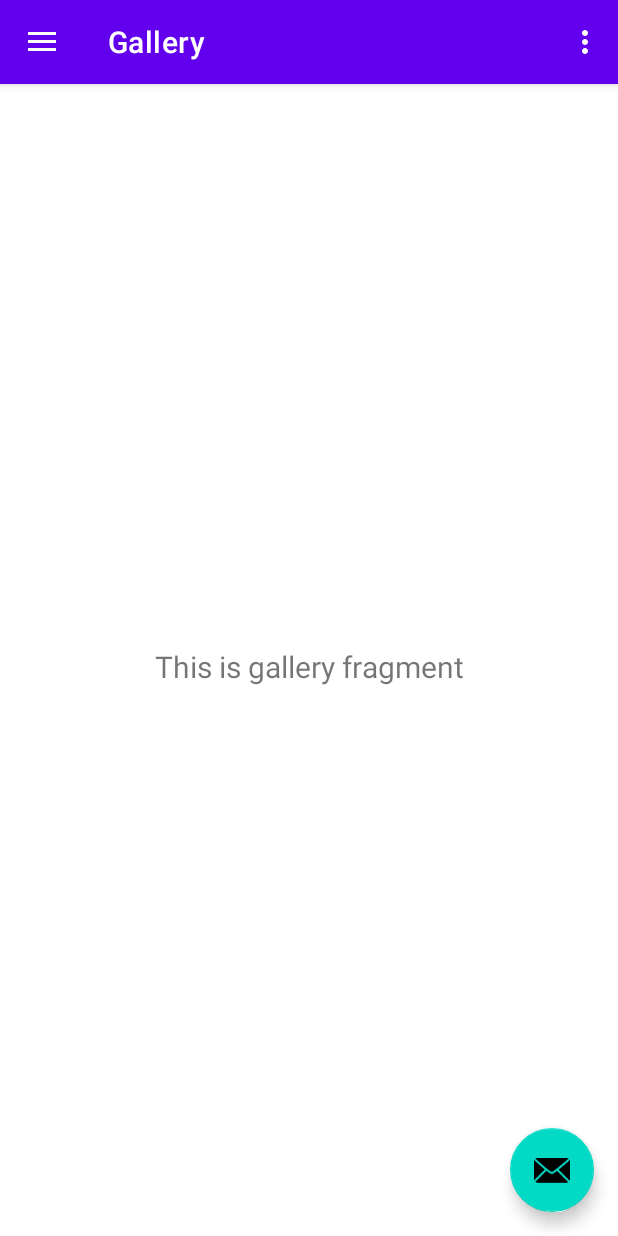
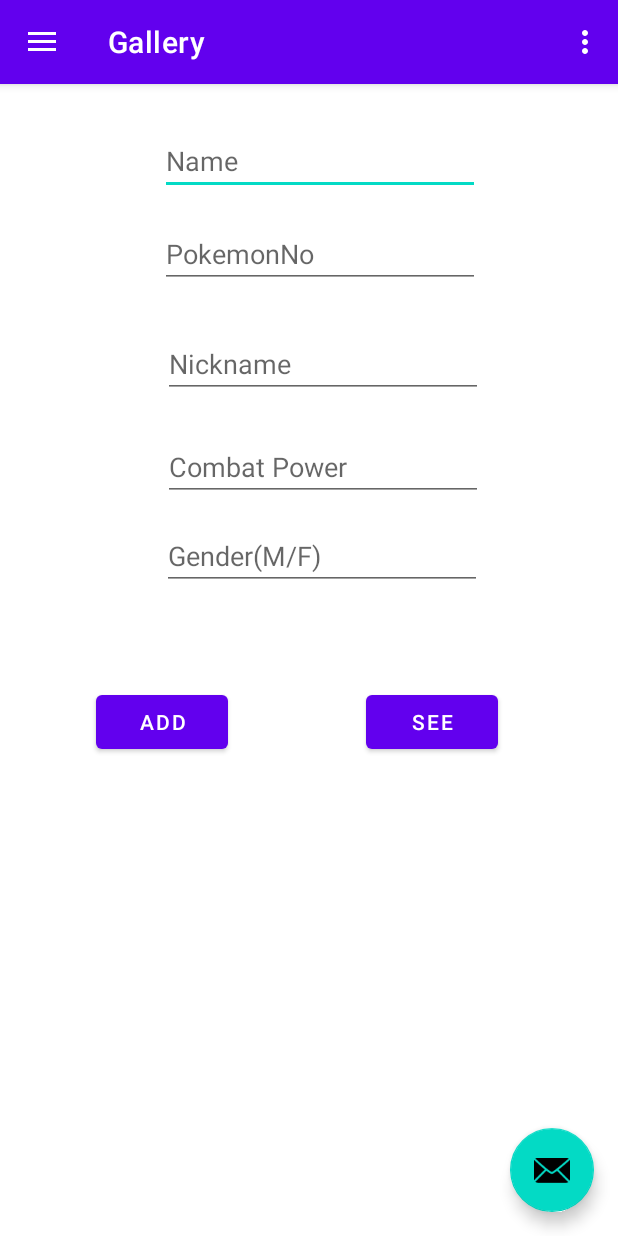
Before and after one commit to AndreiNona/PokeWorld, an Android app: the screen it shows after launch once a user with an empty profile is signed in (MainActivity), in the side drawer, after a tap on "Gallery", on a phone screen of 412 x 824 dp. Run offline under Robolectric (Android 15) with nearby library versions, the phone set to English and light mode, and no system bars; our stand-ins replace Firebase (no records; nobody signed in at launch, a user with empty details on screens opened directly), Room's generated code, navigation-ui.

Commit message:
Add pokemon with Room impl

```diff
--- /dev/null
+++ b/app/src/main/java/and/andrei/pokeworld/DAO/ItemDao.java
@@ -0,0 +1,28 @@
+package and.andrei.pokeworld.DAO;
+
+import androidx.lifecycle.LiveData;
+import androidx.room.Dao;
+import androidx.room.Delete;
+import androidx.room.Insert;
+import androidx.room.Query;
+import androidx.room.Update;
+
+import java.util.List;
+
+import and.andrei.pokeworld.model.Item;
+import and.andrei.pokeworld.model.Pokemon;
+
+@Dao
+public interface ItemDao {
+    @Insert
+    void insert(Item item);
+
+    @Update
+    void update(Item item);
+
+    @Delete
+    void delete(Item item);
+
+    @Query("SELECT * FROM item_table ORDER BY name")
+    LiveData<List<Item>> getAllItems();
+}
--- /dev/null
+++ b/app/src/main/java/and/andrei/pokeworld/DAO/PokeWorldDataBase.java
@@ -0,0 +1,26 @@
+package and.andrei.pokeworld.DAO;
+
+import android.content.Context;
+
+import androidx.room.Database;
+import androidx.room.Room;
+import androidx.room.RoomDatabase;
+
+import and.andrei.pokeworld.model.Item;
+import and.andrei.pokeworld.model.Pokemon;
+
+@Database(entities = {Pokemon.class, Item.class},version = 3, exportSchema = false)
+public abstract class PokeWorldDataBase extends RoomDatabase {
+
+    private static PokeWorldDataBase instance;
+    public abstract PokemonDao pokemonDao();
+    public abstract ItemDao itemDao();
+
+    public static synchronized PokeWorldDataBase getInstance(Context context){
+        if (instance == null){
+            instance= Room.databaseBuilder(context.getApplicationContext(),PokeWorldDataBase.class,"PokeWorld_database")
+                    .fallbackToDestructiveMigration().build();
+        }
+        return instance;
+    }
+}
--- /dev/null
+++ b/app/src/main/java/and/andrei/pokeworld/DAO/PokemonDao.java
@@ -0,0 +1,28 @@
+package and.andrei.pokeworld.DAO;
+
+import androidx.lifecycle.LiveData;
+import androidx.room.Dao;
+import androidx.room.Delete;
+import androidx.room.Insert;
+import androidx.room.Query;
+import androidx.room.Update;
+
+import java.util.List;
+
+import and.andrei.pokeworld.model.Pokemon;
+@Dao
+public interface PokemonDao {
+
+    @Insert
+    void insert(Pokemon pokemon);
+
+    @Update
+    void update(Pokemon pokemon);
+
+    @Delete
+    void delete(Pokemon pokemon);
+
+    @Query("SELECT * FROM pokemon_table ORDER BY CP DESC")
+    LiveData<List<Pokemon>> getAllPokemon();
+
+}
--- /dev/null
+++ b/app/src/main/java/and/andrei/pokeworld/DAO/PokemonRepository.java
@@ -0,0 +1,49 @@
+package and.andrei.pokeworld.DAO;
+
+import android.app.Application;
+
+import androidx.lifecycle.LiveData;
+
+import java.util.List;
+import java.util.concurrent.ExecutorService;
+import java.util.concurrent.Executors;
+
+import and.andrei.pokeworld.model.Pokemon;
+
+public class PokemonRepository implements PokemonDao{
+
+    private final PokemonDao pokemonDao;
+    private static  PokemonRepository instance;
+    private LiveData<List<Pokemon>> allPokemon;
+    private final ExecutorService executorService;
+
+    private PokemonRepository(Application application){
+        PokeWorldDataBase dataBase = PokeWorldDataBase.getInstance(application);
+        pokemonDao = dataBase.pokemonDao();
+        allPokemon = pokemonDao.getAllPokemon();
+        executorService = Executors.newFixedThreadPool(2);
+    }
+
+    public static synchronized PokemonRepository getInstance(Application application){
+        if (instance==null){
+            instance = new PokemonRepository(application);
+        }
+        return instance;
+    }
+    public LiveData<List<Pokemon>> getAllPokemon(){
+        return allPokemon;
+    }
+    public void insert(Pokemon pokemon){
+        executorService.execute(() -> pokemonDao.insert(pokemon));
+    }
+
+    @Override
+    public void update(Pokemon pokemon) {
+        executorService.execute(() -> pokemonDao.update(pokemon));
+    }
+
+    @Override
+    public void delete(Pokemon pokemon) {
+        executorService.execute(() -> pokemonDao.delete(pokemon));
+    }
+}
--- a/app/src/main/java/and/andrei/pokeworld/model/Pokemon.java
+++ b/app/src/main/java/and/andrei/pokeworld/model/Pokemon.java
@@ -1,18 +1,33 @@
 package and.andrei.pokeworld.model;
 
+import androidx.room.Entity;
+import androidx.room.ForeignKey;
+import androidx.room.Ignore;
+import androidx.room.PrimaryKey;
+
+@Entity(tableName = "pokemon_table")
 public class Pokemon {
+    @PrimaryKey(autoGenerate = true)
     private long id;
     private String name;
     private int pokedexNumber;
     private String nickname;
-    private double CP; //Combat power
+    private int CP; //Combat power
     private char gender;
 
+    @Ignore
     public Pokemon() {
     }
+    @Ignore
+    public Pokemon(String name, int pokedexNumber, String nickname) {
+        this.name = name;
+        this.pokedexNumber = pokedexNumber;
+        this.nickname = nickname;
+        //this.CP = CP;
+        //this.gender = gender;
+    }
 
-    public Pokemon(long id, String name, int pokedexNumber, String nickname, double CP, char gender) {
-        this.id = id;
+    public Pokemon( String name, int pokedexNumber, String nickname, int CP, char gender) {
         this.name = name;
         this.pokedexNumber = pokedexNumber;
         this.nickname = nickname;
@@ -54,11 +69,11 @@ public class Pokemon {
         this.nickname = nickname;
     }
 
-    public double getCP() {
+    public int getCP() {
         return CP;
     }
 
-    public void setCP(double CP) {
+    public void setCP(int CP) {
         this.CP = CP;
     }
 
--- /dev/null
+++ b/app/src/main/java/and/andrei/pokeworld/ui/gallery/AddPokemonFragment.java
@@ -0,0 +1,97 @@
+package and.andrei.pokeworld.ui.gallery;
+
+import android.os.Bundle;
+import android.view.LayoutInflater;
+import android.view.View;
+import android.view.ViewGroup;
+import android.widget.Button;
+import android.widget.EditText;
+import android.widget.TextView;
+import android.widget.Toast;
+
+import androidx.annotation.NonNull;
+import androidx.fragment.app.Fragment;
+import androidx.lifecycle.ViewModelProvider;
+
+import and.andrei.pokeworld.R;
+import and.andrei.pokeworld.databinding.FragmentAddpokemonBinding;
+import and.andrei.pokeworld.model.Pokemon;
+import and.andrei.pokeworld.viewModel.AddPokemonViewModel;
+
+public class AddPokemonFragment extends Fragment {
+
+    private FragmentAddpokemonBinding binding;
+    private AddPokemonViewModel addPokemonViewModel;
+    private Pokemon placeholderPokemon;
+
+    private EditText name,number,nickname,cp,gender;
+    private Button addPokemon, seeLatest;
+
+    private TextView message;
+
+    public void onViewCreated(@NonNull View view, @NonNull Bundle savedInstanceState){
+        super.onViewCreated(view,savedInstanceState);
+        addPokemonViewModel = new ViewModelProvider(getActivity()).get(AddPokemonViewModel.class);
+        initializeViews(view);
+        placeholderPokemon = new Pokemon();
+    }
+    private void initializeViews(View view){
+        name = view.findViewById(R.id.edit_text_name);
+        number = view.findViewById(R.id.edit_text_pokedexNumber);
+        nickname = view.findViewById(R.id.edit_text_nickname);
+        cp = view.findViewById(R.id.edit_text_CP);
+        gender = view.findViewById(R.id.edit_text_gender);
+        message=view.findViewById(R.id.text_message);
+        addPokemon = view.findViewById(R.id.button_addPokemon);
+        addPokemon.setOnClickListener(new View.OnClickListener() {
+            @Override
+            public void onClick(View view) {
+                String Name,Nickname;int Number,CP;char Gender;
+                Name=name.getText().toString();Nickname=nickname.getText().toString();
+                Number=Integer.parseInt(number.getText().toString());CP=Integer.parseInt(cp.getText().toString());
+                Gender=gender.getText().charAt(0);
+//                placeholderPokemon.setName(name.getText().toString());placeholderPokemon.setPokedexNumber(Integer.parseInt(number.getText().toString()));
+//                placeholderPokemon.setNickname(nickname.getText().toString());placeholderPokemon.setCP(Integer.parseInt(cp.getText().toString()));
+//                placeholderPokemon.setGender(gender.getText().charAt(0));
+                if(Name.isEmpty() ||Nickname.isEmpty()){
+                    Toast.makeText(getContext(), "Please fill in all the fields", Toast.LENGTH_SHORT).show();
+                }else{
+                    placeholderPokemon.setName(Name);placeholderPokemon.setNickname(Nickname);
+                    placeholderPokemon.setPokedexNumber(Number);placeholderPokemon.setCP(CP);
+                    placeholderPokemon.setGender(Gender);
+                    addPokemonViewModel.addPokemon(placeholderPokemon);
+                    message.setText(addPokemonViewModel.getMessage());
+                }
+            }
+        });
+    }
+    private void initializeFormSpinner(View view){
+
+    }
+    private void initializeUnitSpinner(View view){
+
+    }
+    @Override
+    public View onCreateView(LayoutInflater inflater, ViewGroup container,
+                             Bundle savedInstanceState) {
+        return inflater.inflate(R.layout.fragment_addpokemon, container, false);
+    }
+//    public View onCreateView(@NonNull LayoutInflater inflater,
+//                             ViewGroup container, Bundle savedInstanceState) {
+//        AddPokemonViewModel pokemonViewModel =
+//                new ViewModelProvider(this).get(AddPokemonViewModel.class);
+//
+//        binding = FragmentAddpokemonBinding.inflate(inflater, container, false);
+//        View root = binding.getRoot();
+//
+//        final TextView textView = binding.textGallery;
+//        pokemonViewModel.getText().observe(getViewLifecycleOwner(), textView::setText);
+//        return root;
+//    }
+//
+//    @Override
+//    public void onDestroyView() {
+//        super.onDestroyView();
+//        binding = null;
+//    }
+}
--- a/app/src/main/java/and/andrei/pokeworld/ui/gallery/GalleryFragment.java
+++ /dev/null
@@ -1,37 +0,0 @@
-package and.andrei.pokeworld.ui.gallery;
-
-import android.os.Bundle;
-import android.view.LayoutInflater;
-import android.view.View;
-import android.view.ViewGroup;
-import android.widget.TextView;
-
-import androidx.annotation.NonNull;
-import androidx.fragment.app.Fragment;
-import androidx.lifecycle.ViewModelProvider;
-
-import and.andrei.pokeworld.databinding.FragmentGalleryBinding;
-
-public class GalleryFragment extends Fragment {
-
-    private FragmentGalleryBinding binding;
-
-    public View onCreateView(@NonNull LayoutInflater inflater,
-                             ViewGroup container, Bundle savedInstanceState) {
-        GalleryViewModel galleryViewModel =
-                new ViewModelProvider(this).get(GalleryViewModel.class);
-
-        binding = FragmentGalleryBinding.inflate(inflater, container, false);
-        View root = binding.getRoot();
-
-        final TextView textView = binding.textGallery;
-        galleryViewModel.getText().observe(getViewLifecycleOwner(), textView::setText);
-        return root;
-    }
-
-    @Override
-    public void onDestroyView() {
-        super.onDestroyView();
-        binding = null;
-    }
-}
--- a/app/src/main/java/and/andrei/pokeworld/ui/gallery/GalleryViewModel.java
+++ /dev/null
@@ -1,19 +0,0 @@
-package and.andrei.pokeworld.ui.gallery;
-
-import androidx.lifecycle.LiveData;
-import androidx.lifecycle.MutableLiveData;
-import androidx.lifecycle.ViewModel;
-
-public class GalleryViewModel extends ViewModel {
-
-    private final MutableLiveData<String> mText;
-
-    public GalleryViewModel() {
-        mText = new MutableLiveData<>();
-        mText.setValue("This is gallery fragment");
-    }
-
-    public LiveData<String> getText() {
-        return mText;
-    }
-}
--- /dev/null
+++ b/app/src/main/java/and/andrei/pokeworld/viewModel/AddPokemonViewModel.java
@@ -0,0 +1,35 @@
+package and.andrei.pokeworld.viewModel;
+
+import android.app.Application;
+
+import androidx.annotation.NonNull;
+import androidx.lifecycle.AndroidViewModel;
+import androidx.lifecycle.LiveData;
+import androidx.lifecycle.MutableLiveData;
+
+import and.andrei.pokeworld.DAO.PokemonRepository;
+import and.andrei.pokeworld.model.Pokemon;
+
+public class AddPokemonViewModel extends AndroidViewModel {
+    private String message;
+    private final MutableLiveData<String> mText;
+    private PokemonRepository repository;
+
+    public AddPokemonViewModel(@NonNull Application application) {
+        super(application);
+        repository= PokemonRepository.getInstance(application);
+        mText = new MutableLiveData<>();
+        mText.setValue("Add pokemons");
+    }
+
+    public LiveData<String> getText() {
+        return mText;
+    }
+    public String getMessage(){
+        return message;
+    }
+    public void addPokemon(Pokemon pokemon){
+        repository.insert(pokemon);
+        message="Added:"+pokemon.getName();
+    }
+}
--- /dev/null
+++ b/app/src/main/res/layout/fragment_addpokemon.xml
@@ -0,0 +1,120 @@
+<?xml version="1.0" encoding="utf-8"?>
+<androidx.constraintlayout.widget.ConstraintLayout xmlns:android="http://schemas.android.com/apk/res/android"
+    xmlns:app="http://schemas.android.com/apk/res-auto"
+    xmlns:tools="http://schemas.android.com/tools"
+    android:layout_width="match_parent"
+    android:layout_height="match_parent"
+    tools:context=".ui.gallery.AddPokemonFragment">
+
+    <TextView
+        android:id="@+id/text_message"
+        android:layout_width="match_parent"
+        android:layout_height="wrap_content"
+        android:layout_marginStart="8dp"
+        android:layout_marginTop="8dp"
+        android:layout_marginEnd="8dp"
+        android:textAlignment="center"
+        android:textSize="20sp"
+        app:layout_constraintBottom_toBottomOf="parent"
+        app:layout_constraintEnd_toEndOf="parent"
+        app:layout_constraintHorizontal_bias="1.0"
+        app:layout_constraintStart_toStartOf="parent"
+        app:layout_constraintTop_toTopOf="parent"
+        app:layout_constraintVertical_bias="0.683" />
+
+    <EditText
+        android:id="@+id/edit_text_name"
+        android:layout_width="wrap_content"
+        android:layout_height="wrap_content"
+        android:ems="10"
+        android:inputType="textPersonName"
+        android:hint="Name"
+        app:layout_constraintBottom_toBottomOf="parent"
+        app:layout_constraintEnd_toEndOf="parent"
+        app:layout_constraintHorizontal_bias="0.537"
+        app:layout_constraintStart_toStartOf="parent"
+        app:layout_constraintTop_toTopOf="parent"
+        app:layout_constraintVertical_bias="0.04" />
+
+    <EditText
+        android:id="@+id/edit_text_pokedexNumber"
+        android:layout_width="wrap_content"
+        android:layout_height="wrap_content"
+        android:layout_marginTop="16dp"
+        android:ems="10"
+        android:inputType="number"
+        android:hint="PokemonNo"
+        app:layout_constraintBottom_toBottomOf="parent"
+        app:layout_constraintEnd_toEndOf="parent"
+        app:layout_constraintHorizontal_bias="0.537"
+        app:layout_constraintStart_toStartOf="parent"
+        app:layout_constraintTop_toBottomOf="@+id/edit_text_name"
+        app:layout_constraintVertical_bias="0.001" />
+
+    <EditText
+        android:id="@+id/edit_text_nickname"
+        android:layout_width="wrap_content"
+        android:layout_height="wrap_content"
+        android:layout_marginTop="28dp"
+        android:ems="10"
+        android:inputType="textPersonName"
+        android:hint="Nickname"
+        app:layout_constraintBottom_toBottomOf="parent"
+        app:layout_constraintEnd_toEndOf="parent"
+        app:layout_constraintHorizontal_bias="0.547"
+        app:layout_constraintStart_toStartOf="parent"
+        app:layout_constraintTop_toBottomOf="@+id/edit_text_pokedexNumber"
+        app:layout_constraintVertical_bias="0.0" />
+
+    <EditText
+        android:id="@+id/edit_text_CP"
+        android:layout_width="wrap_content"
+        android:layout_height="wrap_content"
+        android:ems="10"
+        android:inputType="numberDecimal"
+        android:hint="Combat Power"
+        app:layout_constraintBottom_toBottomOf="parent"
+        app:layout_constraintEnd_toEndOf="parent"
+        app:layout_constraintHorizontal_bias="0.547"
+        app:layout_constraintStart_toStartOf="parent"
+        app:layout_constraintTop_toBottomOf="@+id/edit_text_nickname"
+        app:layout_constraintVertical_bias="0.045" />
+
+    <EditText
+        android:id="@+id/edit_text_gender"
+        android:layout_width="wrap_content"
+        android:layout_height="wrap_content"
+        android:ems="10"
+        android:inputType="textPersonName"
+        android:hint="Gender(M/F)"
+        app:layout_constraintBottom_toBottomOf="parent"
+        app:layout_constraintEnd_toEndOf="parent"
+        app:layout_constraintHorizontal_bias="0.542"
+        app:layout_constraintStart_toStartOf="parent"
+        app:layout_constraintTop_toBottomOf="@+id/edit_text_CP"
+        app:layout_constraintVertical_bias="0.031" />
+
+    <Button
+        android:id="@+id/button_addPokemon"
+        android:layout_width="wrap_content"
+        android:layout_height="wrap_content"
+        android:text="Add"
+        app:layout_constraintBottom_toBottomOf="parent"
+        app:layout_constraintEnd_toEndOf="parent"
+        app:layout_constraintHorizontal_bias="0.198"
+        app:layout_constraintStart_toStartOf="parent"
+        app:layout_constraintTop_toTopOf="parent"
+        app:layout_constraintVertical_bias="0.557" />
+
+    <Button
+        android:id="@+id/button_seePokemon"
+        android:layout_width="wrap_content"
+        android:layout_height="wrap_content"
+        android:text="See"
+        app:layout_constraintBottom_toBottomOf="parent"
+        app:layout_constraintEnd_toEndOf="parent"
+        app:layout_constraintHorizontal_bias="0.753"
+        app:layout_constraintStart_toStartOf="parent"
+        app:layout_constraintTop_toTopOf="parent"
+        app:layout_constraintVertical_bias="0.557" />
+</androidx.constraintlayout.widget.ConstraintLayout>
--- a/app/src/main/res/layout/fragment_gallery.xml
+++ /dev/null
@@ -1,22 +0,0 @@
-<?xml version="1.0" encoding="utf-8"?>
-<androidx.constraintlayout.widget.ConstraintLayout xmlns:android="http://schemas.android.com/apk/res/android"
-    xmlns:app="http://schemas.android.com/apk/res-auto"
-    xmlns:tools="http://schemas.android.com/tools"
-    android:layout_width="match_parent"
-    android:layout_height="match_parent"
-    tools:context=".ui.gallery.GalleryFragment">
-
-    <TextView
-        android:id="@+id/text_gallery"
-        android:layout_width="match_parent"
-        android:layout_height="wrap_content"
-        android:layout_marginStart="8dp"
-        android:layout_marginTop="8dp"
-        android:layout_marginEnd="8dp"
-        android:textAlignment="center"
-        android:textSize="20sp"
-        app:layout_constraintBottom_toBottomOf="parent"
-        app:layout_constraintEnd_toEndOf="parent"
-        app:layout_constraintStart_toStartOf="parent"
-        app:layout_constraintTop_toTopOf="parent" />
-</androidx.constraintlayout.widget.ConstraintLayout>
--- a/app/src/main/res/navigation/mobile_navigation.xml
+++ b/app/src/main/res/navigation/mobile_navigation.xml
@@ -13,9 +13,9 @@
 
     <fragment
         android:id="@+id/nav_gallery"
-        android:name="and.andrei.pokeworld.ui.gallery.GalleryFragment"
+        android:name="and.andrei.pokeworld.ui.gallery.AddPokemonFragment"
         android:label="@string/menu_gallery"
-        tools:layout="@layout/fragment_gallery" />
+        tools:layout="@layout/fragment_addpokemon" />
 
     <fragment
         android:id="@+id/nav_slideshow"
```
Also changed, not shown: app/build.gradle (+23 -2 lines), app/src/main/java/and/andrei/pokeworld/DAO/ItemRepository.java (added, +49 -0 lines), app/src/main/java/and/andrei/pokeworld/model/Item.java (added, +64 -0 lines), build.gradle (line endings or trailing spaces).
